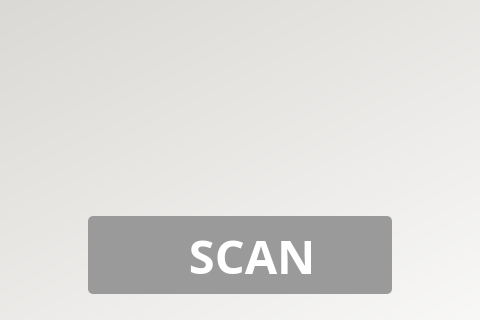
First picture: the form in RTHM-Device-V2/src/uiFiles/mainWindow.ui, repository Jonnykoder/RTHM-Device, before the edit; both pictures show x 282 to 762 and y 214 to 534 of the 1024 by 534 pixel window.
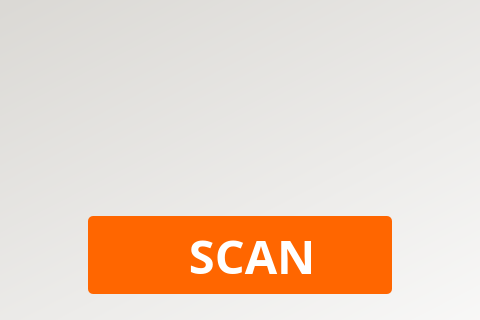
Second picture: the form after the edit. Icons and pictures are not drawn.

Patch:
```diff
--- a/RTHM-Device-V2/src/uiFiles/mainWindow.ui
+++ b/RTHM-Device-V2/src/uiFiles/mainWindow.ui
@@ -74,7 +74,7 @@
    </widget>
    <widget class="QPushButton" name="btnScan">
     <property name="enabled">
-     <bool>false</bool>
+     <bool>true</bool>
     </property>
     <property name="geometry">
      <rect>
@@ -99,7 +99,7 @@
     <property name="styleSheet">
      <string notr="true">color: #ffffff;
 border-radius:5px;
-background-color:#9a9a9a;
+background-color: rgb(255, 102, 0);
 padding: 4px;
 font-weight: bold;
 icon-size: 53px;</string>
```
